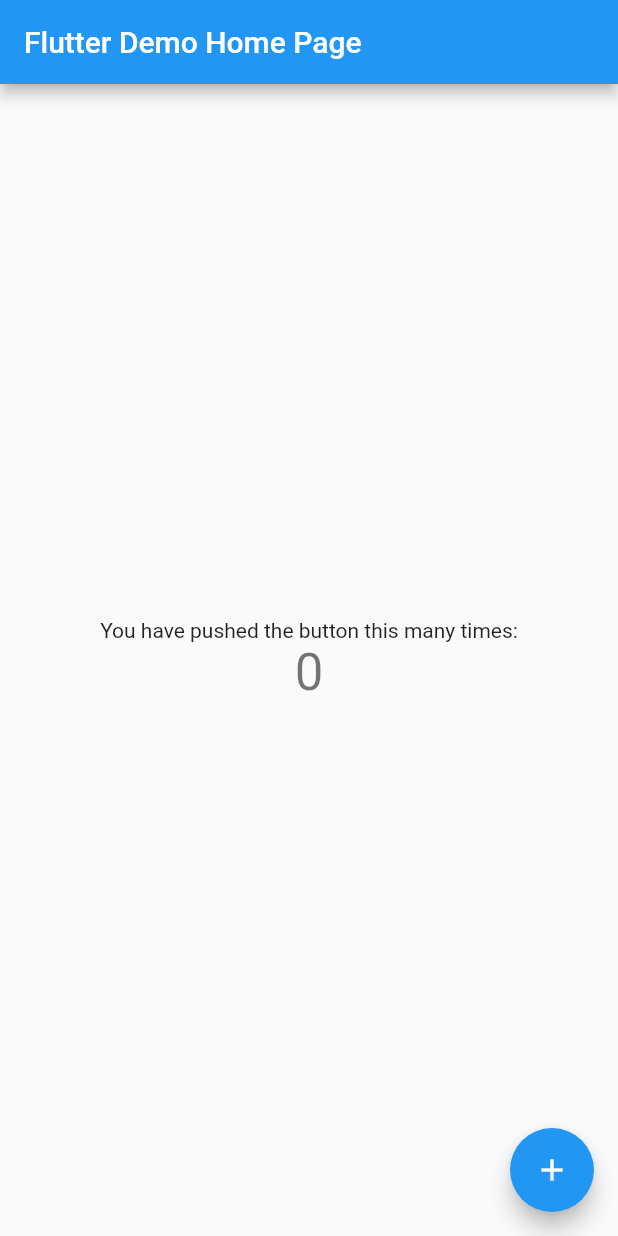
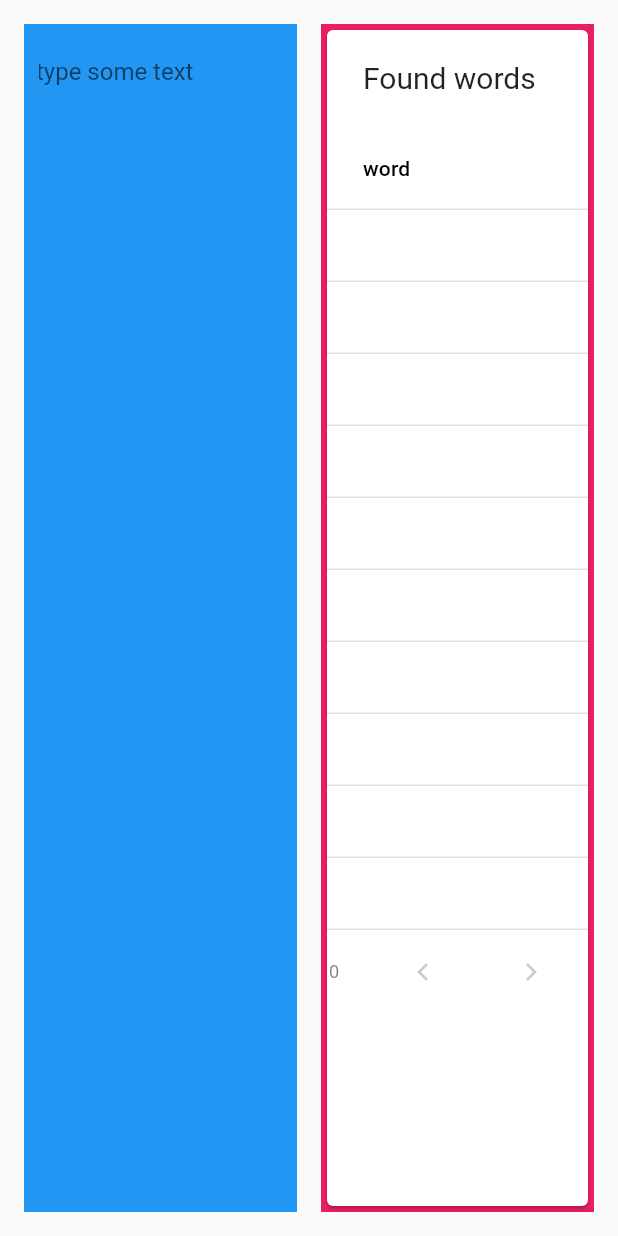
Before and after one commit to mariano-filipe/flutter-word-counter, a Flutter app: the screen it shows after launch, on a phone screen of 412 x 824 dp. Run offline on Flutter 3.47's test engine with Material 2 defaults, Android fonts, the light colour scheme and no system bars.

Commit message:
Create text area and display words on data table

```diff
--- a/lib/main.dart
+++ b/lib/main.dart
@@ -1,63 +1,15 @@
 import 'package:flutter/material.dart';
+import 'package:word_counter/pages/home.dart';
 
-void main() => runApp(MyApp());
+void main() => runApp(App());
 
-class MyApp extends StatelessWidget {
+class App extends StatelessWidget {
   @override
   Widget build(BuildContext context) {
     return MaterialApp(
-      title: 'Flutter Demo',
-      theme: ThemeData(
-        primarySwatch: Colors.blue,
-      ),
-      home: MyHomePage(title: 'Flutter Demo Home Page'),
+      title: 'Word Counter',
+      theme: ThemeData(primarySwatch: Colors.blue),
+      home: HomePage(),
     );
   }
 }
-
-class MyHomePage extends StatefulWidget {
-  MyHomePage({Key key, this.title}) : super(key: key);
-
-  final String title;
-
-  @override
-  _MyHomePageState createState() => _MyHomePageState();
-}
-
-class _MyHomePageState extends State<MyHomePage> {
-  int _counter = 0;
-
-  void _incrementCounter() {
-    setState(() {
-      _counter++;
-    });
-  }
-
-  @override
-  Widget build(BuildContext context) {
-    return Scaffold(
-      appBar: AppBar(
-        title: Text(widget.title),
-      ),
-      body: Center(
-        child: Column(
-          mainAxisAlignment: MainAxisAlignment.center,
-          children: <Widget>[
-            Text(
-              'You have pushed the button this many times:',
-            ),
-            Text(
-              '$_counter',
-              style: Theme.of(context).textTheme.display1,
-            ),
-          ],
-        ),
-      ),
-      floatingActionButton: FloatingActionButton(
-        onPressed: _incrementCounter,
-        tooltip: 'Increment',
-        child: Icon(Icons.add),
-      ),
-    );
-  }
-}
--- /dev/null
+++ b/lib/pages/home.dart
@@ -0,0 +1,120 @@
+import 'package:flutter/material.dart';
+
+class HomePage extends StatefulWidget {
+  @override
+  _HomePageState createState() => _HomePageState();
+}
+
+class _HomePageState extends State<HomePage> {
+  FocusNode textFieldFocusNode;
+  List<String> words = [];
+
+  @override
+  void initState() {
+    super.initState();
+    textFieldFocusNode = FocusNode();
+    // Focus on the text field as soon as the home page is built
+    WidgetsBinding.instance.addPostFrameCallback((_) {
+      FocusScope.of(context).requestFocus(textFieldFocusNode);
+    });
+  }
+
+  @override
+  Widget build(BuildContext context) {
+    return Scaffold(
+      body: Container(
+        padding: EdgeInsets.all(16),
+        child: Row(
+          children: <Widget>[
+            Flexible(
+              fit: FlexFit.tight,
+              child: Container(
+                height: MediaQuery.of(context).size.height,
+                padding: EdgeInsets.all(8),
+                color: Colors.blue,
+                child: TextFormField(
+                  keyboardType: TextInputType.multiline,
+                  maxLines: null,
+                  decoration: InputDecoration(
+                    border: InputBorder.none,
+                    hintText: 'type some text',
+                  ),
+                  focusNode: textFieldFocusNode,
+                  onChanged: onTextFieldChanged,
+                ),
+              ),
+            ),
+            SizedBox(width: 16),
+            Flexible(
+              fit: FlexFit.tight,
+              child: Container(
+                height: MediaQuery.of(context).size.height,
+                color: Colors.pink,
+                child: PaginatedDataTable(
+                  header: Text("Found words"),
+                  columns: [DataColumn(label: Text('word'))],
+                  source: WordsTableDataSource(words),
+                ),
+              ),
+            ),
+          ],
+        ),
+      ),
+    );
+  }
+
+  void onTextFieldChanged(String typedText) {
+    RegExp wordRegExp = new RegExp(r"(\w+)");
+    this.setState(() {
+      words = wordRegExp
+          .allMatches(typedText)
+          .map((RegExpMatch wordMatch) => wordMatch.group(0))
+          .toList();
+    });
+  }
+
+  @override
+  void dispose() {
+    textFieldFocusNode.dispose();
+    super.dispose();
+  }
+}
+
+class WordsTableDataSource implements DataTableSource {
+  List<String> words;
+
+  WordsTableDataSource(this.words);
+
+  @override
+  bool get isRowCountApproximate => false;
+
+  @override
+  int get rowCount => words.length;
+
+  @override
+  int get selectedRowCount => 0;
+
+  @override
+  bool get hasListeners => false;
+
+  @override
+  void notifyListeners() {}
+
+  @override
+  void removeListener(listener) {}
+
+  @override
+  void addListener(listener) {}
+
+  @override
+  void dispose() {}
+
+  @override
+  DataRow getRow(int index) {
+    return DataRow(
+      cells: [
+        DataCell(Text(this.words[index])),
+      ],
+    );
+  }
+}
```
